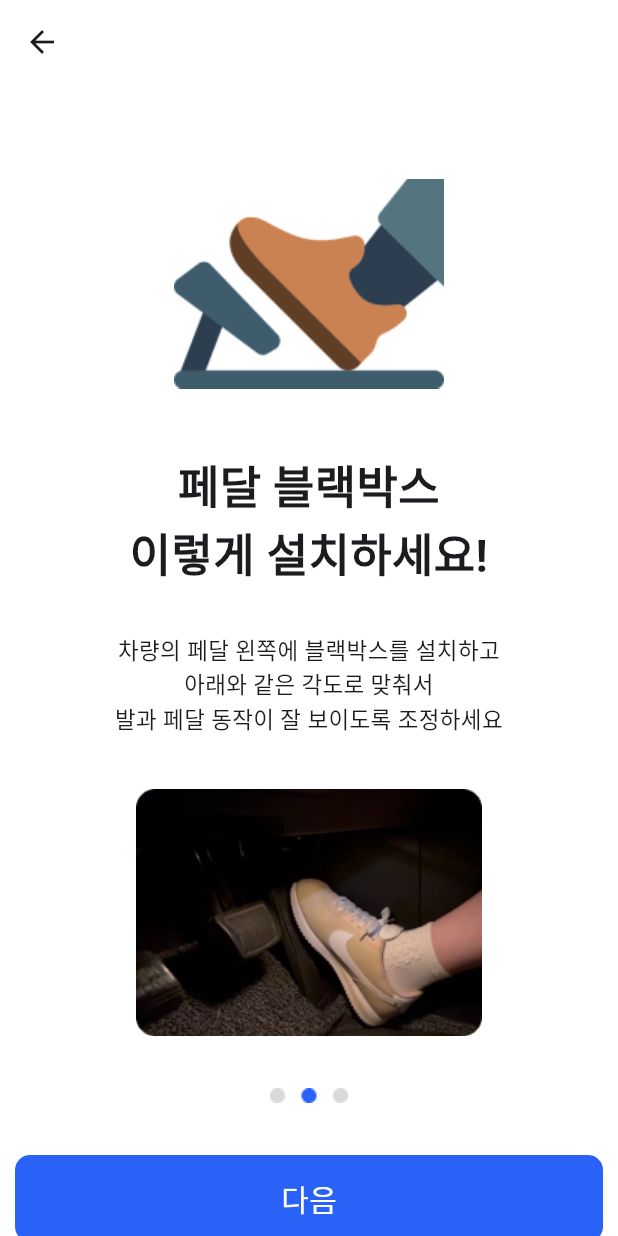
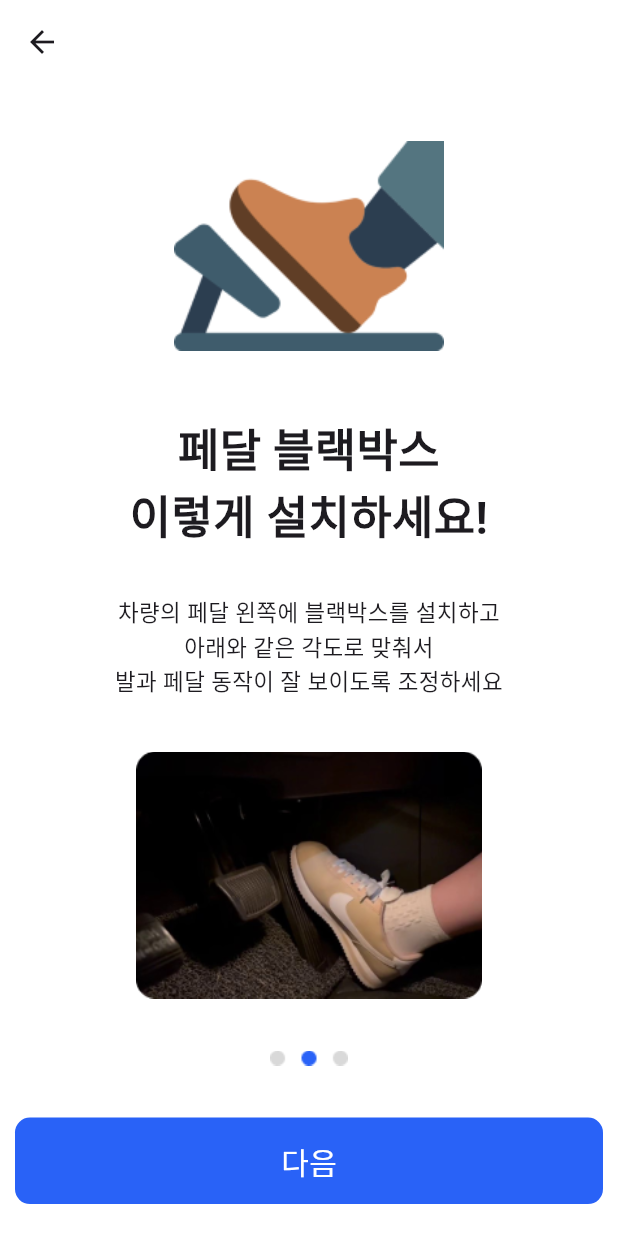
Before and after one commit to SKT-FLY-AI-RAON/safe-T-frontend, a Flutter app: the TutorialScreen screen opened directly, after a tap on "다음", on a phone screen of 412 x 824 dp. Run offline on Flutter 3.47's test engine with Material 3 defaults, Android fonts, the phone set to English and light mode, and no system bars; our stand-ins replace csv, flutter_bluetooth_serial, flutter_tts, geolocator, permission_handler; missing offline and left inert: flutter_in_app_pip, flutter_mjpeg, flutter_naver_map, mqtt_client, pip_view.

Commit message:
fix: 튜토리얼 컨텐츠 시작 부분 top 패딩 줄이기

```diff
--- a/lib/tutorial.dart
+++ b/lib/tutorial.dart
@@ -273,7 +273,7 @@ class _TutorialScreenState extends State<TutorialScreen> {
 
           //카메라
           Padding(
-            padding: EdgeInsets.only(top: 30), // 상단 패딩을 설정
+            padding: EdgeInsets.only(top: 5), // 상단 패딩을 설정
             child: Container(
               width: double.infinity, // 부모 위젯의 너비를 명확히 설정
               height: MediaQuery.of(context).size.height * 0.25, // 부모 위젯의 높이를 더 줄임
@@ -349,7 +349,7 @@ class _TutorialScreenState extends State<TutorialScreen> {
         children: [
           //이미지
           Padding(
-            padding: EdgeInsets.only(top: 30), // 상단 패딩을 설정
+            padding: EdgeInsets.only(top: 5), // 상단 패딩을 설정
             child: Container(
               width: double.infinity, // 부모 위젯의 너비를 명확히 설정
               height: MediaQuery.of(context).size.height * 0.25, // 부모 위젯의 높이를 더 줄임
@@ -437,7 +437,7 @@ class _TutorialScreenState extends State<TutorialScreen> {
 
           //이미지
           Padding(
-            padding: EdgeInsets.only(top: 30), // 상단 패딩을 설정
+            padding: EdgeInsets.only(top: 5), // 상단 패딩을 설정
             child: Container(
               width: double.infinity, // 부모 위젯의 너비를 명확히 설정
               height: MediaQuery.of(context).size.height * 0.25, // 부모 위젯의 높이를 더 줄임
```
